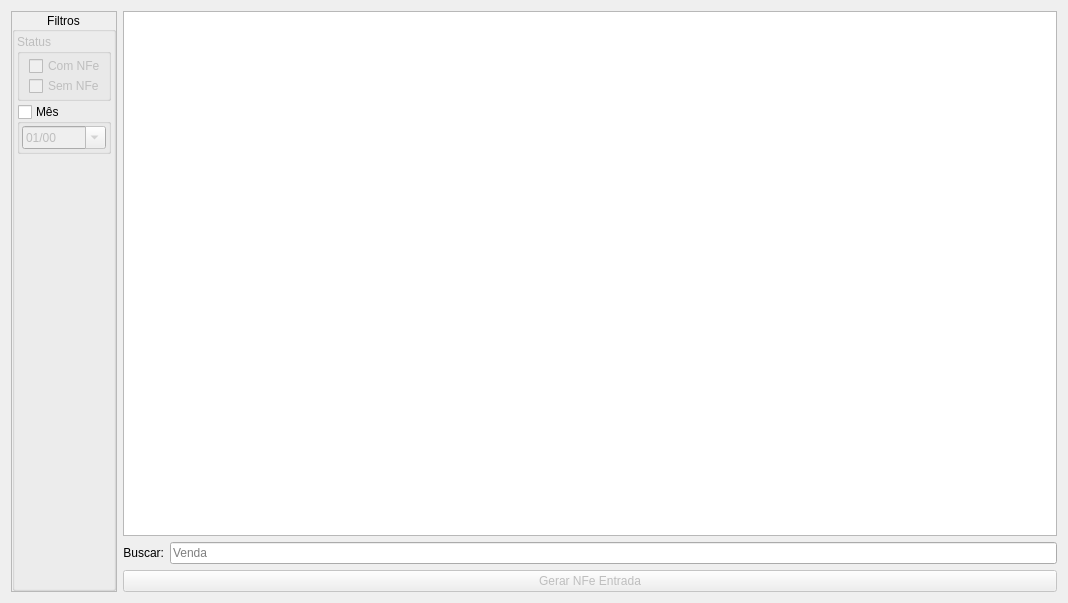
Before: the Qt Designer form ui/widgetdevolucao.ui in darktorres/ERP-STACCATO, drawn with Qt 5.
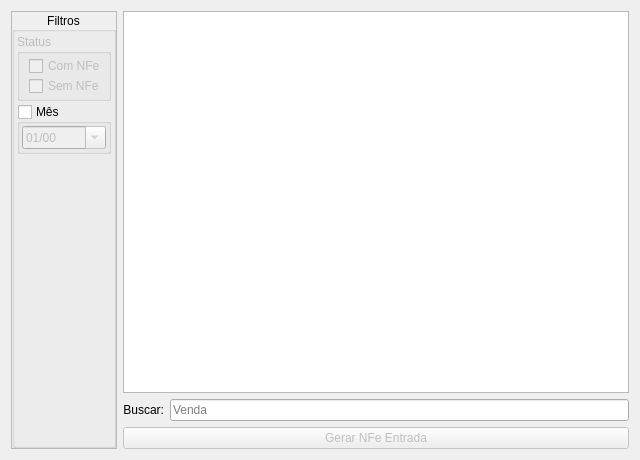
After: the same form once the commit is applied. Custom widgets are drawn as their Qt base class.

Diff of the .ui file:
```diff
--- a/ui/widgetdevolucao.ui
+++ b/ui/widgetdevolucao.ui
@@ -6,8 +6,8 @@
    <rect>
     <x>0</x>
     <y>0</y>
-    <width>1068</width>
-    <height>603</height>
+    <width>640</width>
+    <height>460</height>
    </rect>
   </property>
   <property name="windowTitle">
@@ -33,8 +33,8 @@
        <rect>
         <x>0</x>
         <y>0</y>
-        <width>132</width>
-        <height>583</height>
+        <width>114</width>
+        <height>440</height>
        </rect>
       </property>
       <property name="autoFillBackground">
@@ -207,9 +207,6 @@
      <property name="editTriggers">
       <set>QAbstractItemView::NoEditTriggers</set>
      </property>
-     <property name="alternatingRowColors">
-      <bool>true</bool>
-     </property>
      <property name="selectionBehavior">
       <enum>QAbstractItemView::SelectRows</enum>
      </property>
```
